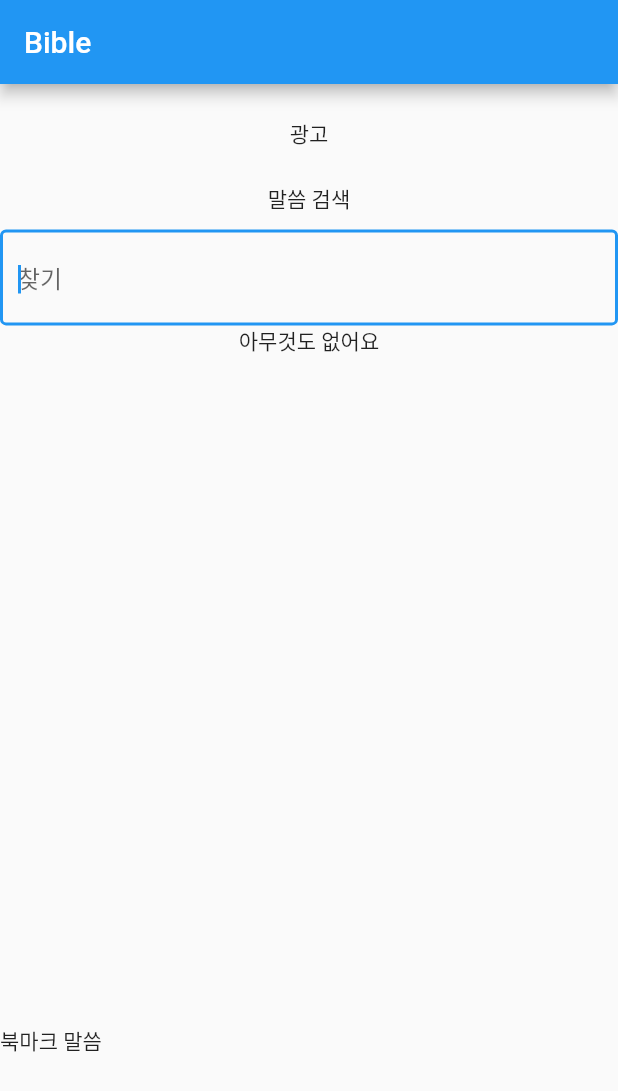
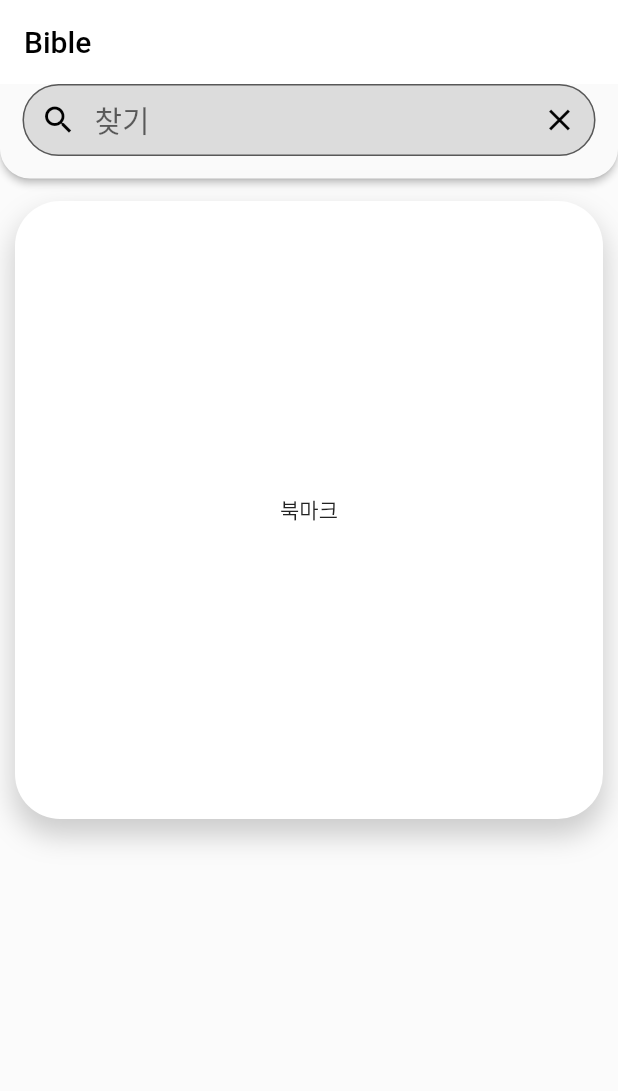
Before and after one commit to ForMyLord/Bible, a Flutter app: the screen it shows after launch, on a phone screen of 412 x 824 dp. Shown: the top 1091 px of the screen. Run offline on Flutter 3.47's test engine with Material 2 defaults, Android fonts, the phone set to English and light mode, and no system bars; our stand-ins replace scrollable_positioned_list.

Commit message:
Home페이지 UI 구현중

```diff
--- a/lib/Model/bible_list.dart
+++ b/lib/Model/bible_list.dart
@@ -1,8 +1,10 @@
 List<String> bible_list = [
-  '창세기','출애굽기','레위기','민수기','신명기','여호수아','사사기','룻기','사무엘상','사무엘하',
-  '열왕기상','열왕기하','역대상','역대하','에스라','느헤미야','에스더','욥기','시편','잠언','전도서',
-  '아가','이사야','예레미아','예레이야애가','에스겔'
+  '창세기','출애굽기','레위기'
 ];
+
+//,'민수기','신명기','여호수아','사사기','룻기','사무엘상','사무엘하',
+//   '열왕기상','열왕기하','역대상','역대하','에스라','느헤미야','에스더','욥기','시편','잠언','전도서',
+//   '아가','이사야','예레미아','예레이야애가','에스겔'
 
 Map<String,Map<String,String>> genesis = {
   "1장" : {
--- a/lib/View/bible.dart
+++ b/lib/View/bible.dart
@@ -25,11 +25,9 @@ class _BibleState extends State<Bible> {
 
     double c_width = MediaQuery.of(context).size.width*0.95;
 
-    print(widget.bible["1장"]?.length);
-
     return Scaffold(
       appBar: AppBar(
-        title: Text("${widget.bibleTitle} ${widget.bibleChapter+1} 장 ${widget.biblePassenger+1} 절"),
+        title: Text("${widget.bibleTitle} ${widget.bibleChapter+1} 장"),
       ),
       body: SafeArea(
         child: Container(
@@ -41,7 +39,7 @@ class _BibleState extends State<Bible> {
                     fontSize: 20
                 ),textAlign: TextAlign.left),
               );
-            }),
+            },initialScrollIndex: widget.biblePassenger)
           ),
         ),
       );
--- a/lib/View/home.dart
+++ b/lib/View/home.dart
@@ -11,68 +11,59 @@ class Homepage extends StatefulWidget {
 
 class _HomepageState extends State<Homepage> {
 
-  String bibleTitle = "창세기";
+  String bibleTitle = "창세기"; // 성경 키워드
 
   String searchText = ""; // 검색 텍스트
   final TextEditingController _textController = TextEditingController(); // TextController 만들기
 
   bool showSearchPreview = false; // 연관 검색어 보여주는데 필요한 bool 값
-
-  int chapterLength = 50; // 말씀 장 길이
-
-  List<int> bibleChapter = []; // Card로 찍어내기 위한 배열 선언
-  List<int> biblePassage = [];
+  double showSearchHeight = 0;
 
   int bibleLength = 50; // 장 길이
   int passageLength = 20;
-
   int sendBibleChapter = 0;
-
-  bool setVerse = false; // 다이얼로그 장에서 절로 넘어가는지 확인
-
-  getChapter(){
-    for(int i = 1; i <= chapterLength ; i++){
-      bibleChapter.add(i);
-    }
-  }
-
-  @override
-  void initState() {
-    getChapter();
-    super.initState();
-  }
 
   @override
   Widget build(BuildContext context) {
 
     return Scaffold(
       appBar: AppBar(
-        title: const Text('Bible'),
+        title: const Text('Bible',style: TextStyle(color: Colors.black),),
+        backgroundColor: Colors.white,
+        elevation: 0,
       ),
-      body: Column(
+      resizeToAvoidBottomInset: false,
+      body: Container(
+        color: Colors.white24,
+        child: Column(
+          children: [
+            Material(
+                elevation:2,
+                borderRadius: const BorderRadius.only(bottomLeft: Radius.circular(20),bottomRight: Radius.circular(20)),
+                child: Container(
+                  child: Column(
                     children: [
                       Container(
-            width: MediaQuery.of(context).size.width,
-            height: MediaQuery.of(context).size.height*0.08,
-            child: const Center(
-              child: Text("광고"),
-            )
-          ),
-
-          Expanded(
-            flex: 4,
-            child:SizedBox(
-              width: MediaQuery.of(context).size.width,
                         child: Column(
                           children: [
-                  const Text('말씀 검색'),
-                  const SizedBox(height: 10,),
-                  TextField(
+                            Container(
+                              padding: const EdgeInsets.fromLTRB(15, 0, 15, 15),
+                              child: TextField(
+                                style: const TextStyle(
+                                    fontSize: 20
+                                ),
                                 controller: _textController,
                                 onChanged: (value){
+
+                                  if(value.contains(" ")){
+                                      _textController.text = value.replaceAll(" ", ""); // 띄어쓰기 발견시 제거하기
+                                      _textController.selection = TextSelection.fromPosition(TextPosition(offset: _textController.text.length)); // textfield 값 변경후, 단어 맨 뒤로 포커싱 해주기
+                                  }
+
                                   if(!showSearchPreview){
                                     setState((){
                                       showSearchPreview = true;
+                                      showSearchHeight = 50.0*bible_list.length;
                                     });
                                   }
 
@@ -83,52 +74,75 @@ class _HomepageState extends State<Homepage> {
                                     });
                                   }
                                 },
-                                autofocus: true,
+                                autofocus: false,
                                 textAlignVertical: TextAlignVertical.center,
-                                decoration: const InputDecoration(
+                                decoration: InputDecoration(
+                                    filled: true,
+                                    fillColor: Colors.black12,
+                                    contentPadding: const EdgeInsets.all(0),
+                                    prefixIcon: const Icon(Icons.search,color: Colors.black,),
+                                    suffixIcon: IconButton(
+                                      onPressed: () {
+                                        setState((){
+                                          _textController.clear();
+                                          showSearchPreview = false;
+                                        });
+                                      },
+                                      icon: const Icon(Icons.close,color: Colors.black,),
+                                    ),
                                     hintText: '찾기',
-                                    border: OutlineInputBorder(
-                                      //borderRadius: BorderRadius.all(Radius.circular(30.0))
+                                    border: const OutlineInputBorder(
+                                        borderRadius: BorderRadius.all(Radius.circular(30.0)),
+                                        borderSide: BorderSide(color: Colors.black12)
+                                    ),
+                                    focusedBorder: const OutlineInputBorder(
+                                        borderSide: BorderSide(color: Colors.black12),
+                                        borderRadius: BorderRadius.all(Radius.circular(30.0))
                                     )
                                 ),
                               ),
-                  Container(
-                    height: 100,
-                    child: showSearchPreview?
-                    Scrollbar(
+                            ),
+                            AnimatedContainer(
+                              duration: const Duration(milliseconds: 150),
+                              height: showSearchPreview?showSearchHeight:0,
+                              child: Scrollbar(
                                   child: ListView.builder(
                                       itemCount: bible_list.length,
                                       itemBuilder: (BuildContext context, int index){
-                        return Center(
-                          child: GestureDetector(
-                              child: Text('${bible_list[index]}'),
+                                        return GestureDetector(
+                                            child: Padding(
+                                              padding: const EdgeInsets.fromLTRB(25, 10, 10, 10),
+                                              child: Text(bible_list[index],style: const TextStyle(fontSize: 20),),
+                                            ),
                                             onTap: (){
                                               bibleTitle = bible_list[index];
                                               showDialog(context: context, builder: (BuildContext context){
-                                  return Dialog( // 장을 선택할 수 있는 Dialog
+                                                return Dialog(// 장을 선택할 수 있는 Dialog
                                                   child:GridView.extent(
-                                      maxCrossAxisExtent: 60,
+                                                    maxCrossAxisExtent: 80,
                                                     children: [
                                                       for(int i = 0; i < bibleLength; i++)  GestureDetector(
                                                         child: Card(
-                                            elevation: 2.0,
+                                                          elevation: 3.0,
                                                           child: Center(
-                                                child: Text('${bibleChapter[i]}장')
+                                                              child: Text('${i+1}장',style: const TextStyle(
+                                                                  fontSize: 20
+                                                              ),)
                                                           ),
                                                         ),
                                                         onTap: (){
-                                            setState((){
-                                              setVerse = true;
-                                            });
                                                           showDialog(context: context, builder: (BuildContext context){
-                                              return Dialog( // 절을 선택할 수 있는 Dialog
-                                                child: GridView.extent(maxCrossAxisExtent: 60,
+                                                            return Dialog(
+                                                              elevation: 1.0,// 절을 선택할 수 있는 Dialog
+                                                              child: GridView.extent(maxCrossAxisExtent: 80,
                                                                 children: [
                                                                   for(int j = 0; j < bibleLength; j++)  GestureDetector(
                                                                     child: Card(
-                                                        elevation: 2.0,
+                                                                      elevation: 3.0,
                                                                       child: Center(
-                                                            child: Text('${bibleChapter[j]}절')
+                                                                          child: Text('${j+1}절', style: const TextStyle(
+                                                                              fontSize: 20
+                                                                          ),)
                                                                       ),
                                                                     ),
                                                                     onTap: (){
@@ -137,31 +151,47 @@ class _HomepageState extends State<Homepage> {
                                                                   )
                                                                 ],),
                                                             );
-                                            });
+                                                          },barrierColor: Colors.black12.withOpacity(0.0));
                                                         },
                                                       )
                                                     ],
                                                   ),
                                                 );
-                                });
+                                              },barrierColor: Colors.black12.withOpacity(0.5));
                                             }
-                          ),
                                         );
                                       }),
-                    ):const Text("아무것도 없어요")
-                  )
+                                ),
+                            ),
+                          ],
+                        ),
+                      ),
                         ],
                   )
                 ),
               ),
-          Expanded(
-            flex: 1,
-            child: Container(
+            Container(
+              height: MediaQuery.of(context).size.height*0.5,
+              margin: const EdgeInsets.fromLTRB(10,15,10,0),
               width: MediaQuery.of(context).size.width,
-              child: const Text('북마크 말씀'),
-            ),
+              decoration: BoxDecoration(
+                boxShadow: [
+                  BoxShadow(
+                    color: Colors.grey.withOpacity(0.5),
+                    spreadRadius: 1,
+                    blurRadius: 15,
+                    offset: const Offset(0,10)
                   )
                 ],
+                borderRadius: BorderRadius.circular(30),
+                color: Colors.white
+              ),
+              child: const Center(
+                child: Text("북마크"),
+              )
+              )
+          ],
+        ),
       ),
     );
   }
```
Lines whose indentation alone changed are shown as unchanged.
